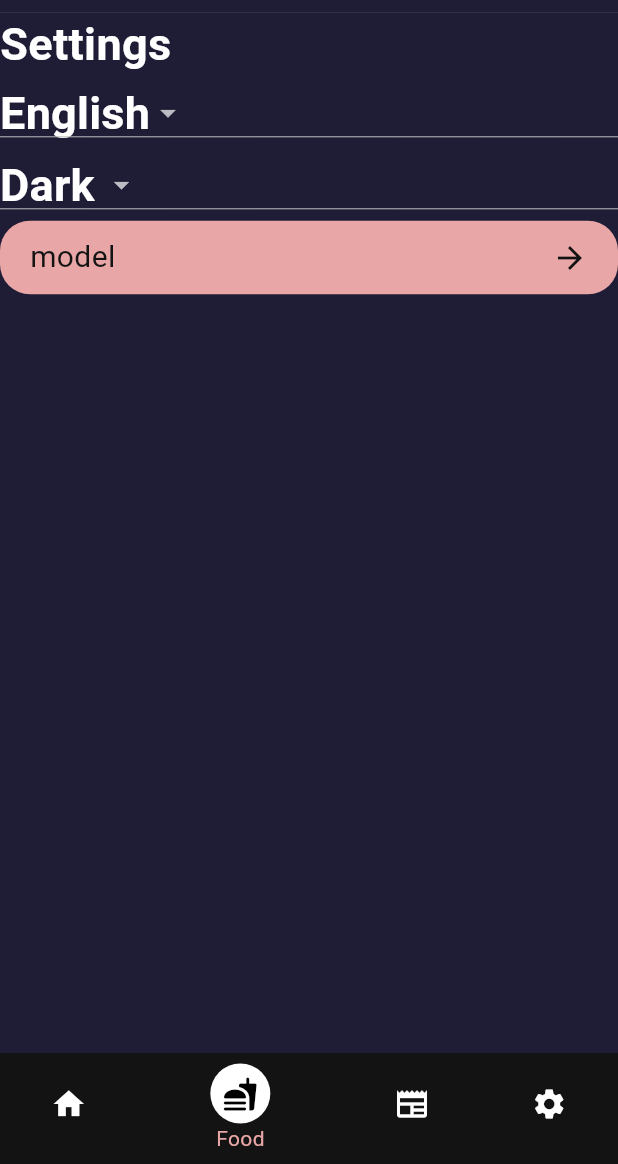
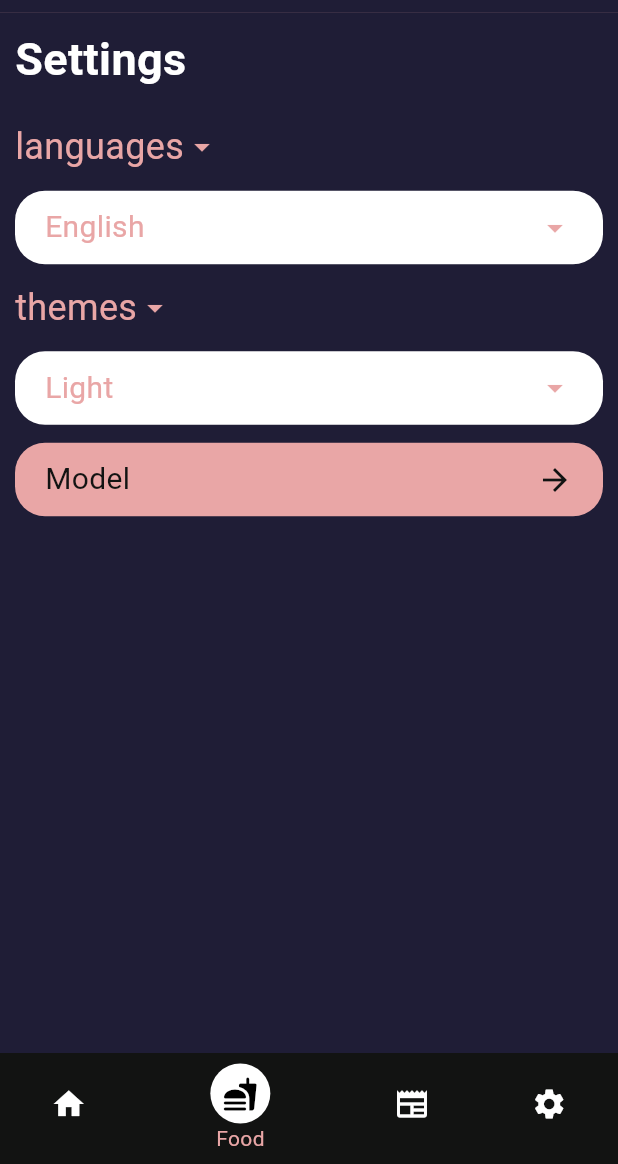
Before and after one commit to eslam301/fit_genie, a Flutter app: the HomeLayout screen opened by its route, item 2 of the bottom bar chosen, on a phone screen of 412 x 824 dp, the part 72-1236 px from its top. Run offline on Flutter 3.47's test engine with Material 3 defaults, Android fonts, the phone set to English and light mode, and no system bars; our stand-ins replace get, percent_indicator; missing offline and left inert: model_viewer_plus.

Commit message:
some progress in settings view

```diff
--- /dev/null
+++ b/lib/core/widgets/drop_down_bar.dart
@@ -0,0 +1,66 @@
+import 'package:fitgenie/core/widgets/custom_bottom_sheet.dart';
+import 'package:flutter/material.dart';
+
+class DropDownBar extends StatelessWidget {
+  List<String> listOfSheet = [];
+  String? title;
+  DropDownBar({super.key, required this.listOfSheet, this.title});
+
+  @override
+  Widget build(BuildContext context) {
+    String selectedValue = listOfSheet[0];
+    var theme = Theme.of(context);
+    return GestureDetector(
+      onTap: () {
+        openBottomSheet(context, listOfSheet);
+      },
+      child: Column(
+        crossAxisAlignment: CrossAxisAlignment.start,
+        children: [
+          Row(
+            children: [
+              Text(
+                title!,
+                style: TextStyle(color: theme.primaryColor, fontSize: 24),
+              ),
+              Icon(Icons.arrow_drop_down, color: theme.primaryColor),
+            ],
+          ),
+          Container(
+              margin: const EdgeInsets.symmetric(vertical: 12),
+              padding: const EdgeInsets.symmetric(horizontal: 20, vertical: 10),
+              decoration: const BoxDecoration(
+                color: Colors.white,
+                borderRadius: BorderRadius.all(
+                  Radius.circular(20.0),
+                ),
+              ),
+              child: Row(children: [
+                Text(
+                  selectedValue,
+                  style: TextStyle(color: theme.primaryColor, fontSize: 20),
+                ),
+                const Spacer(),
+                Icon(
+                  Icons.arrow_drop_down,
+                  color: theme.primaryColor,
+                )
+              ])),
+        ],
+      ),
+    );
+  }
+
+  void openBottomSheet(BuildContext context, List<String> list) {
+    showModalBottomSheet(
+      backgroundColor: Colors.transparent,
+      context: context,
+      builder: (BuildContext context) {
+        return CustomBottomSheetList(
+          list: listOfSheet,
+          title: title,
+        );
+      },
+    );
+  }
+}
--- a/lib/pages/settings/setting_view.dart
+++ b/lib/pages/settings/setting_view.dart
@@ -3,6 +3,7 @@ import 'package:flutter/material.dart';
 import 'package:get/get.dart';
 
 
+import '../../core/widgets/drop_down_bar.dart';
 import '../model_viewer/model_test.dart';
 
 class SettingsView extends StatefulWidget {
@@ -13,69 +14,33 @@ class SettingsView extends StatefulWidget {
 }
 
 class _SettingsViewState extends State<SettingsView> {
-  String selectedLanguage = "English";
-  String selectedTheme = "Dark";
-  List<DropdownMenuItem> languagesItems = [
-    const DropdownMenuItem(
-        value: "English",
-        child: Text(
-          "English",
-          style: TextStyle(
-              fontWeight: FontWeight.bold, fontSize: 30, color: Colors.white),
-        )),
-    const DropdownMenuItem(
-        value: "Arabic",
-        child: Text(
-          "Arabic",
-          style: TextStyle(
-              fontWeight: FontWeight.bold, fontSize: 30, color: Colors.white),
-        )
-    ),
+  List <String> languages = [
+    'English',
+    'Arabic',
   ];
-  List<DropdownMenuItem> themeItems = [
-    const DropdownMenuItem(
-        value: "Dark",
-        child: Text(
-          "Dark",
-          style: TextStyle(
-              fontWeight: FontWeight.bold, fontSize: 30, color: Colors.white),
-        )),
-    const DropdownMenuItem(
-        value: "Light",
-        child: Text(
-          "Light",
-          style: TextStyle(
-              fontWeight: FontWeight.bold, fontSize: 30, color: Colors.white),
-        )),
+  List <String> themes = [
+    'Light',
+    'Dark',
   ];
-
   @override
   Widget build(BuildContext context) {
-    return Column(crossAxisAlignment: CrossAxisAlignment.stretch, children: [
+    return Container(
+      padding: const EdgeInsets.symmetric(horizontal: 10, vertical: 10),
+      child: Column(crossAxisAlignment: CrossAxisAlignment.stretch, children: [
         const Text(
           "Settings",
           style: TextStyle(
               fontWeight: FontWeight.bold, fontSize: 30, color: Colors.white),
         ),
-      DropdownButton(
-          items: languagesItems,
-          value: selectedLanguage,
-          onChanged: (value) {
-            setState(() {
-              selectedLanguage = value;
-            });
-          }),
-      DropdownButton(
-          items: themeItems,
-          value: selectedTheme,
-          onChanged: (value) {
-            setState(() {
-              selectedTheme = value;
-            });
-          }),
-      LongButton(label: 'model', onTap: (){
+        const SizedBox(
+          height: 20,
+        ),
+        DropDownBar(listOfSheet: languages,title: "languages",),
+        DropDownBar(listOfSheet: themes,title: "themes",),
+        LongButton(label: 'Model', onTap: (){
           Get.to(() => const ModelTestView(),transition: Transition.fadeIn);
         })
-    ]);
+      ]),
+    );
   }
 }
```
Also changed, not shown: lib/core/widgets/custom_bottom_sheet.dart (added, +73 -0 lines). Lines whose indentation alone changed are shown as unchanged.
